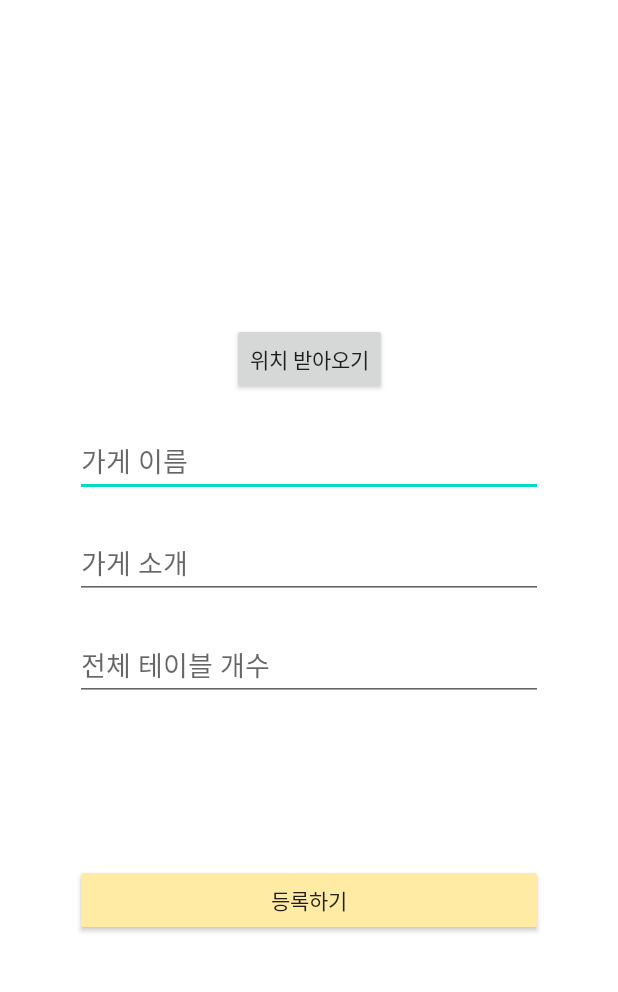
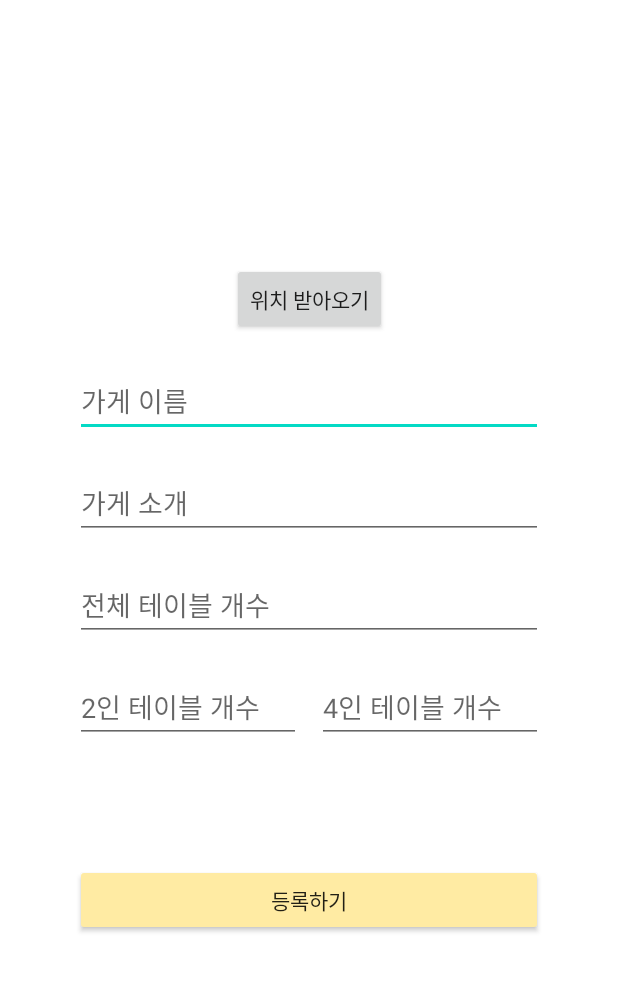
Before and after one commit to 2022-Software-Engineering-Team-5/se-termproject-quickeat, an Android app: the layout activity_shopkeeper_register.xml on its own in the app's theme, with its tools: preview values and no code run, on a phone screen of 412 x 824 dp, the part 225-1217 px from its top. Run offline under Robolectric (Android 15) with nearby library versions, the phone set to English and light mode, and no system bars.

Commit message:
Before merge

```diff
--- a/app/src/main/AndroidManifest.xml
+++ b/app/src/main/AndroidManifest.xml
@@ -1,7 +1,6 @@
 <?xml version="1.0" encoding="utf-8"?>
 <manifest xmlns:android="http://schemas.android.com/apk/res/android"
     package="com.se.termproject">
-    <uses-permission android:name="android.permission.INTERNET"/>
 
     <uses-permission android:name="android.permission.ACCESS_NETWORK_STATE" />
     <uses-permission android:name="android.permission.INTERNET" />
@@ -38,6 +37,7 @@
         <activity android:name=".ui.intro.IntroActivity" />
         <activity android:name=".ui.login.LoginActivity" />
 
+        <activity android:name=".ui.shopkeeper.CheckActivity" />
         <activity android:name=".ui.shopkeeper.MainActivity" />
         <activity android:name=".ui.shopkeeper.RegisterActivity" />
 
--- a/app/src/main/java/com/se/termproject/ui/intro/IntroActivity.kt
+++ b/app/src/main/java/com/se/termproject/ui/intro/IntroActivity.kt
@@ -8,6 +8,7 @@ import android.util.Log
 import com.se.termproject.base.kotlin.BaseActivity
 import com.se.termproject.databinding.ActivityIntroBinding
 import com.se.termproject.ui.login.LoginActivity
+import com.se.termproject.ui.shopkeeper.CheckActivity
 import java.security.MessageDigest
 import java.security.NoSuchAlgorithmException
 
--- a/app/src/main/java/com/se/termproject/ui/login/LoginActivity.java
+++ b/app/src/main/java/com/se/termproject/ui/login/LoginActivity.java
@@ -37,6 +37,7 @@ import com.google.rpc.context.AttributeContext;
 import com.se.termproject.R;
 import com.se.termproject.base.java.BaseActivity;
 import com.se.termproject.databinding.ActivityLoginBinding;
+import com.se.termproject.ui.shopkeeper.CheckActivity;
 
 public class LoginActivity extends BaseActivity<ActivityLoginBinding> {
     private static final String TAG = "ACT/LOGIN";
@@ -103,11 +104,13 @@ public class LoginActivity extends BaseActivity<ActivityLoginBinding> {
                                 startNextActivity(com.se.termproject.ui.customer.MainActivity.class);
                             } else {
                                 // admin mode
-                                startNextActivity(com.se.termproject.ui.shopkeeper.MainActivity.class);
+                                startNextActivity(CheckActivity.class);
                             }
                         } else {
                             Toast.makeText(getApplicationContext(), "로그인 실패", Toast.LENGTH_SHORT).show();
                         }
+
+                        finish();
                     }
                 });
     }
--- a/app/src/main/res/layout/activity_shopkeeper_base.xml
+++ b/app/src/main/res/layout/activity_shopkeeper_base.xml
@@ -9,7 +9,7 @@
 
     <include
         android:id="@+id/shopkeeper_main_layout"
-        layout="@layout/activity_shopkeeper_main"
+        layout="@layout/activity_shopkeeper_main_v1"
         android:layout_width="match_parent"
         android:layout_height="match_parent" />
 
--- a/app/src/main/res/layout/activity_shopkeeper_register.xml
+++ b/app/src/main/res/layout/activity_shopkeeper_register.xml
@@ -46,9 +46,9 @@
             <RelativeLayout
                 android:id="@+id/shopkeeper_register_shop_location_container"
                 android:layout_width="match_parent"
-                android:layout_height="200dp"
+                android:layout_height="150dp"
                 android:layout_marginStart="50dp"
-                android:layout_marginTop="10dp"
+                android:layout_marginTop="20dp"
                 android:layout_marginEnd="50dp"
                 app:layout_constraintBottom_toTopOf="@id/shopkeeper_register_get_location_btn"
                 app:layout_constraintEnd_toEndOf="parent"
@@ -100,35 +100,67 @@
                 android:layout_marginTop="20dp"
                 android:layout_marginEnd="50dp"
                 android:hint="@string/shopkeeper_total_table_count"
-                app:layout_constraintBottom_toTopOf="@id/shopkeeper_register_table_type_et"
+                app:layout_constraintBottom_toTopOf="@id/shopkeeper_register_table_type_ll"
                 app:layout_constraintEnd_toEndOf="parent"
                 app:layout_constraintStart_toStartOf="parent"
                 app:layout_constraintTop_toBottomOf="@id/shopkeeper_register_shop_description_et" />
 
+            <LinearLayout
+                android:id="@+id/shopkeeper_register_table_type_ll"
+                android:layout_width="match_parent"
+                android:layout_height="wrap_content"
+                android:orientation="horizontal"
+                app:layout_constraintBottom_toBottomOf="parent"
+                app:layout_constraintEnd_toEndOf="parent"
+                app:layout_constraintStart_toStartOf="parent"
+                app:layout_constraintTop_toBottomOf="@id/shopkeeper_register_total_table_count_et">
+
                 <EditText
-                android:id="@+id/shopkeeper_register_table_type_et"
+                    android:id="@+id/shopkeeper_register_table_type_2_et"
                     android:layout_width="0dp"
                     android:layout_height="wrap_content"
                     android:layout_marginStart="50dp"
                     android:layout_marginTop="20dp"
                     android:layout_marginEnd="5dp"
-                android:hint="@string/table_type_count"
-                android:visibility="gone"
-                app:layout_constraintEnd_toStartOf="@id/shopkeeper_register_table_type_check_btn"
-                app:layout_constraintStart_toStartOf="parent"
-                app:layout_constraintTop_toBottomOf="@id/shopkeeper_register_total_table_count_et" />
+                    android:layout_weight="1"
+                    android:hint="@string/table_type_2" />
 
-            <androidx.appcompat.widget.AppCompatButton
-                android:id="@+id/shopkeeper_register_table_type_check_btn"
-                android:layout_width="wrap_content"
+                <EditText
+                    android:id="@+id/shopkeeper_register_table_type_4_et"
+                    android:layout_width="0dp"
                     android:layout_height="wrap_content"
+                    android:layout_marginStart="5dp"
+                    android:layout_marginTop="20dp"
                     android:layout_marginEnd="50dp"
-                android:text="@string/check"
-                android:visibility="gone"
-                app:layout_constraintBottom_toBottomOf="@id/shopkeeper_register_table_type_et"
-                app:layout_constraintEnd_toEndOf="parent"
-                app:layout_constraintStart_toEndOf="@id/shopkeeper_register_table_type_et"
-                app:layout_constraintTop_toTopOf="@id/shopkeeper_register_table_type_et" />
+                    android:layout_weight="1"
+                    android:hint="@string/table_type_4" />
+
+            </LinearLayout>
+
+            <!--            <EditText-->
+            <!--                android:id="@+id/shopkeeper_register_table_type_et"-->
+            <!--                android:layout_width="0dp"-->
+            <!--                android:layout_height="wrap_content"-->
+            <!--                android:layout_marginStart="50dp"-->
+            <!--                android:layout_marginTop="20dp"-->
+            <!--                android:layout_marginEnd="5dp"-->
+            <!--                android:hint="@string/table_type_count"-->
+            <!--                android:visibility="gone"-->
+            <!--                app:layout_constraintEnd_toStartOf="@id/shopkeeper_register_table_type_check_btn"-->
+            <!--                app:layout_constraintStart_toStartOf="parent"-->
+            <!--                app:layout_constraintTop_toBottomOf="@id/shopkeeper_register_total_table_count_et" />-->
+
+            <!--            <androidx.appcompat.widget.AppCompatButton-->
+            <!--                android:id="@+id/shopkeeper_register_table_type_check_btn"-->
+            <!--                android:layout_width="wrap_content"-->
+            <!--                android:layout_height="wrap_content"-->
+            <!--                android:layout_marginEnd="50dp"-->
+            <!--                android:text="@string/check"-->
+            <!--                android:visibility="gone"-->
+            <!--                app:layout_constraintBottom_toBottomOf="@id/shopkeeper_register_table_type_et"-->
+            <!--                app:layout_constraintEnd_toEndOf="parent"-->
+            <!--                app:layout_constraintStart_toEndOf="@id/shopkeeper_register_table_type_et"-->
+            <!--                app:layout_constraintTop_toTopOf="@id/shopkeeper_register_table_type_et" />-->
 
         </androidx.constraintlayout.widget.ConstraintLayout>
 
--- a/app/src/main/res/values/strings.xml
+++ b/app/src/main/res/values/strings.xml
@@ -59,6 +59,9 @@
     <string name="nickname">닉네임</string>
     <string name="email">이메일</string>
     <string name="numberOfStore">가게수</string>
-
+    <string name="shopkeeper_percentage_title">현재 사용 중인 테이블 수/전체 테이블 수</string>
+    <string name="shopkeeper_percentage">0%</string>
+    <string name="table_type_2">2인 테이블 개수</string>
+    <string name="table_type_4">4인 테이블 개수</string>
 
 </resources>
```
Also changed, not shown: app/src/main/java/com/se/termproject/ui/shopkeeper/CheckActivity.kt (+5 -7 lines), app/src/main/java/com/se/termproject/ui/shopkeeper/MainActivity.kt (+14 -12 lines), app/src/main/java/com/se/termproject/ui/shopkeeper/RegisterActivity.kt (+13 -4 lines), app/src/main/res/layout/activity_shopkeeper_main_v2.xml (added, +149 -0 lines), app/src/main/res/layout/activity_shopkeeper_main_v1.xml (renamed from app/src/main/res/layout/activity_shopkeeper_main.xml). Lines whose indentation alone changed are shown as unchanged.
